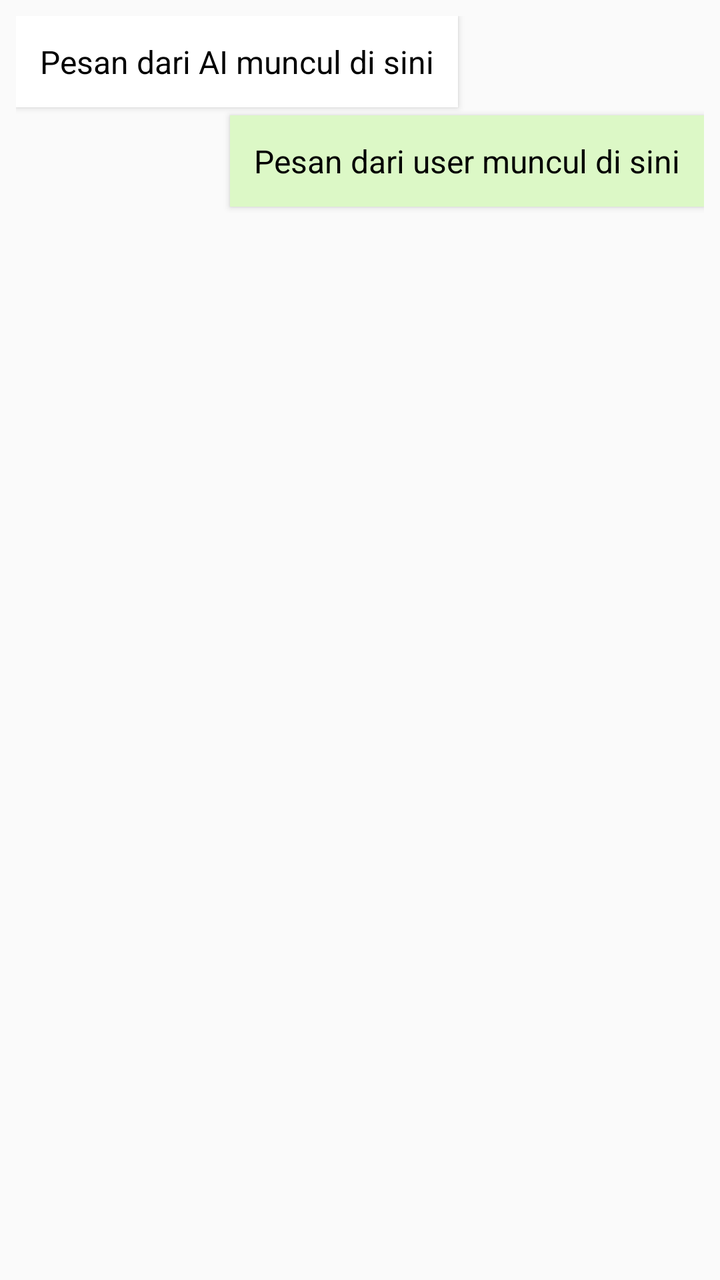
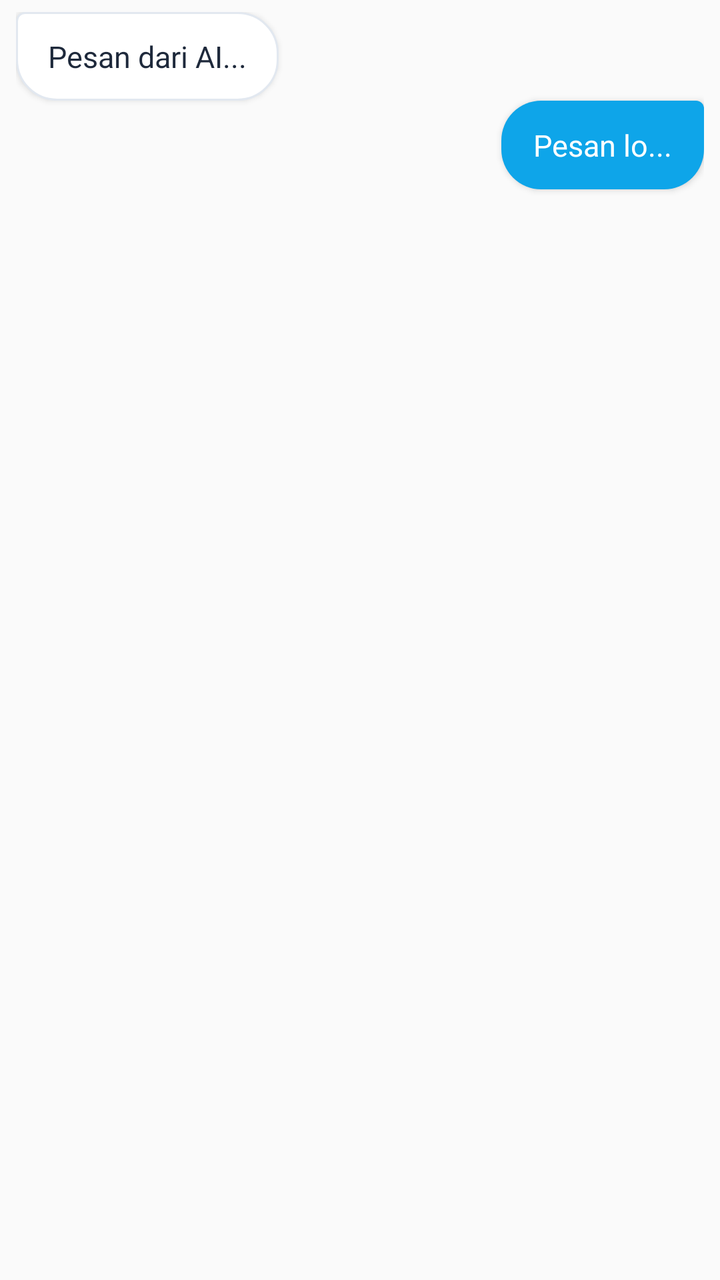

An Android layout rendered at two revisions. The XML below is the earlier revision; the diff shows what the commit changed to produce the second picture.
<!-- AndroidManifest.xml: application theme Theme.AppCompat.Light.NoActionBar -->
<!-- res/layout/item_chat.xml -->
<?xml version="1.0" encoding="utf-8"?>
<LinearLayout xmlns:android="http://schemas.android.com/apk/res/android"
    android:layout_width="match_parent"
    android:layout_height="wrap_content"
    android:orientation="vertical"
    android:padding="8dp">

    <LinearLayout
        android:id="@+id/layoutBot"
        android:layout_width="wrap_content"
        android:layout_height="wrap_content"
        android:layout_gravity="start"
        android:background="#FFFFFF"
        android:elevation="2dp"
        android:padding="12dp"
        android:layout_marginEnd="60dp"
        android:layout_marginBottom="4dp">

        <TextView
            android:id="@+id/tvBotMessage"
            android:layout_width="wrap_content"
            android:layout_height="wrap_content"
            android:textColor="#000000"
            android:textSize="16sp"
            android:text="Pesan dari AI muncul di sini" />
    </LinearLayout>

    <LinearLayout
        android:id="@+id/layoutUser"
        android:layout_width="wrap_content"
        android:layout_height="wrap_content"
        android:layout_gravity="end"
        android:background="#DCF8C6"
        android:elevation="2dp"
        android:padding="12dp"
        android:layout_marginStart="60dp"
        android:layout_marginBottom="4dp">

        <TextView
            android:id="@+id/tvUserMessage"
            android:layout_width="wrap_content"
            android:layout_height="wrap_content"
            android:textColor="#000000"
            android:textSize="16sp"
            android:text="Pesan dari user muncul di sini" />
    </LinearLayout>

</LinearLayout>
<!-- resources referenced by this layout -->
<resources>

</resources>

<!-- the commit's change to res/layout/item_chat.xml (unified diff, before → after) -->
@@ -3,26 +3,29 @@
     android:layout_width="match_parent"
     android:layout_height="wrap_content"
     android:orientation="vertical"
-    android:padding="8dp">
+    android:paddingVertical="6dp"
+    android:paddingHorizontal="8dp">
 
     <LinearLayout
         android:id="@+id/layoutBot"
         android:layout_width="wrap_content"
         android:layout_height="wrap_content"
         android:layout_gravity="start"
-        android:background="#FFFFFF"
-        android:elevation="2dp"
-        android:padding="12dp"
+        android:background="@drawable/bg_chat_bot"
         android:layout_marginEnd="60dp"
-        android:layout_marginBottom="4dp">
+        android:orientation="vertical"
+        android:paddingHorizontal="16dp"
+        android:paddingVertical="12dp"
+        android:elevation="2dp">
 
         <TextView
             android:id="@+id/tvBotMessage"
             android:layout_width="wrap_content"
             android:layout_height="wrap_content"
-            android:textColor="#000000"
-            android:textSize="16sp"
-            android:text="Pesan dari AI muncul di sini" />
+            android:textColor="#1E293B"
+            android:textSize="15sp"
+            android:lineSpacingExtra="4dp"
+            android:text="Pesan dari AI..." />
     </LinearLayout>
 
     <LinearLayout
@@ -30,19 +33,21 @@
         android:layout_width="wrap_content"
         android:layout_height="wrap_content"
         android:layout_gravity="end"
-        android:background="#DCF8C6"
-        android:elevation="2dp"
-        android:padding="12dp"
+        android:background="@drawable/bg_chat_user"
         android:layout_marginStart="60dp"
-        android:layout_marginBottom="4dp">
+        android:orientation="vertical"
+        android:paddingHorizontal="16dp"
+        android:paddingVertical="12dp"
+        android:elevation="2dp">
 
         <TextView
             android:id="@+id/tvUserMessage"
             android:layout_width="wrap_content"
             android:layout_height="wrap_content"
-            android:textColor="#000000"
-            android:textSize="16sp"
-            android:text="Pesan dari user muncul di sini" />
+            android:textColor="#FFFFFF"
+            android:textSize="15sp"
+            android:lineSpacingExtra="4dp"
+            android:text="Pesan lo..." />
     </LinearLayout>
 
 </LinearLayout>
<!-- resource entries referenced after the edit -->
@@ -1,5 +1,25 @@
 <!-- resources referenced by this layout -->
 <resources>
-
+  <!-- drawable bg_chat_bot (drawable) -->
+  <?xml version="1.0" encoding="utf-8"?>
+  <shape xmlns:android="http://schemas.android.com/apk/res/android">
+      <solid android:color="#FFFFFF" />
+      <corners
+          android:topLeftRadius="4dp"
+          android:topRightRadius="20dp"
+          android:bottomLeftRadius="20dp"
+          android:bottomRightRadius="20dp" />
+      <stroke android:width="1dp" android:color="#E2E8F0" />
+  </shape>
+  <!-- drawable bg_chat_user (drawable) -->
+  <?xml version="1.0" encoding="utf-8"?>
+  <shape xmlns:android="http://schemas.android.com/apk/res/android">
+      <solid android:color="#0EA5E9" />
+      <corners
+          android:topLeftRadius="20dp"
+          android:topRightRadius="4dp"
+          android:bottomLeftRadius="20dp"
+          android:bottomRightRadius="20dp" />
+  </shape>
 </resources>
 
